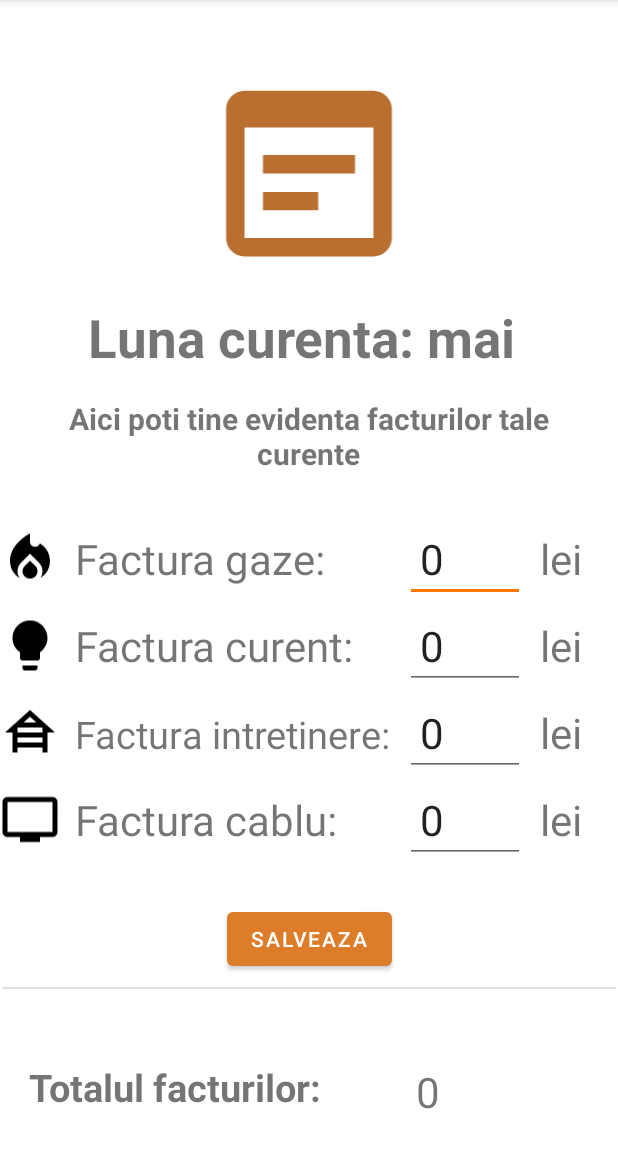
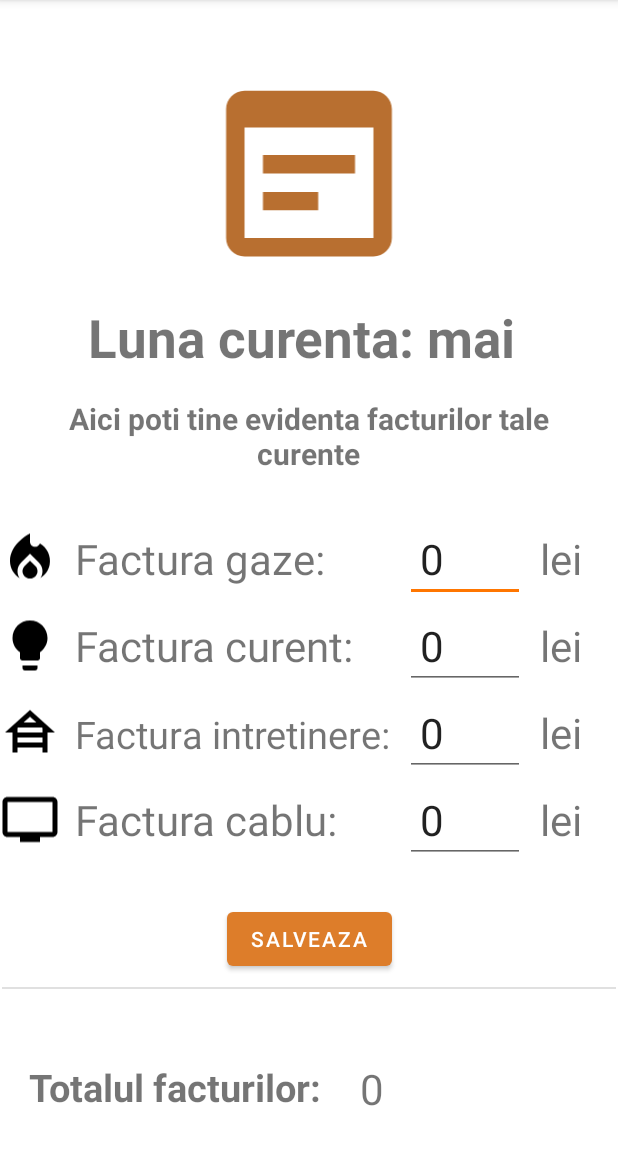
Before and after one commit to alexion2001/HomeManagementApp, an Android app: the screen it shows after launch (MainActivity), in the side drawer, after a tap on "Facturi", on a phone screen of 412 x 824 dp, the part 84-1236 px from its top. Run offline under Robolectric (Android 15) with nearby library versions, the phone set to English and light mode, and no system bars.

```diff
--- a/app/src/main/java/com/example/laborator2_2023/MainActivity.java
+++ b/app/src/main/java/com/example/laborator2_2023/MainActivity.java
@@ -50,10 +50,24 @@ public class MainActivity extends AppCompatActivity {
         super.onCreate(savedInstanceState);
         setContentView(R.layout.activity_main);
 
-        getSupportFragmentManager().beginTransaction()
-                .setReorderingAllowed(true)
-                .add(R.id.fragment_container, HomeFragment.class, null)
-                .commit();
+        Intent intent = getIntent();
+        String fragmentToOpen = intent.getStringExtra("FRAGMENT_TO_OPEN");
+
+        if (fragmentToOpen != null) {
+            // Replace the default fragment with the LoginFragment
+            getSupportFragmentManager().beginTransaction()
+                    .setReorderingAllowed(true)
+                    .replace(R.id.fragment_container, LoginFragment.class, null)
+                    .commit();
+
+         } else {
+                    getSupportFragmentManager().beginTransaction()
+                            .setReorderingAllowed(true)
+                            .replace(R.id.fragment_container, HomeFragment.class, null)
+                            .commit();
+                }
+
+
 
         //meniu
         drawerLayout = findViewById(R.id.drawer_layout);
@@ -98,7 +112,7 @@ public class MainActivity extends AppCompatActivity {
                         Log.d("MAINACTIVITYCLICK", "id negasit");
                 }
                 return true;
-                //actualizez numele casei la logare --TODO
+
             }
         });
 
--- a/app/src/main/res/layout/fragment_facturi.xml
+++ b/app/src/main/res/layout/fragment_facturi.xml
@@ -63,8 +63,8 @@
 
     <TextView
         android:id="@+id/totalCost"
-        android:layout_width="112dp"
-        android:layout_height="52dp"
+        android:layout_width="166dp"
+        android:layout_height="54dp"
         android:focusable="true"
         android:inputType="text"
         android:padding="10dp"
@@ -72,7 +72,7 @@
         android:textSize="28sp"
         app:layout_constraintBottom_toBottomOf="parent"
         app:layout_constraintEnd_toEndOf="parent"
-        app:layout_constraintHorizontal_bias="0.892"
+        app:layout_constraintHorizontal_bias="0.934"
         app:layout_constraintStart_toStartOf="parent"
         app:layout_constraintTop_toTopOf="parent"
         app:layout_constraintVertical_bias="0.976"
```
Also changed, not shown: app/src/main/java/com/example/laborator2_2023/HomeFragment.java (+5 -5 lines), app/src/main/java/com/example/laborator2_2023/RegisterFragment.java (+95 -6 lines).
